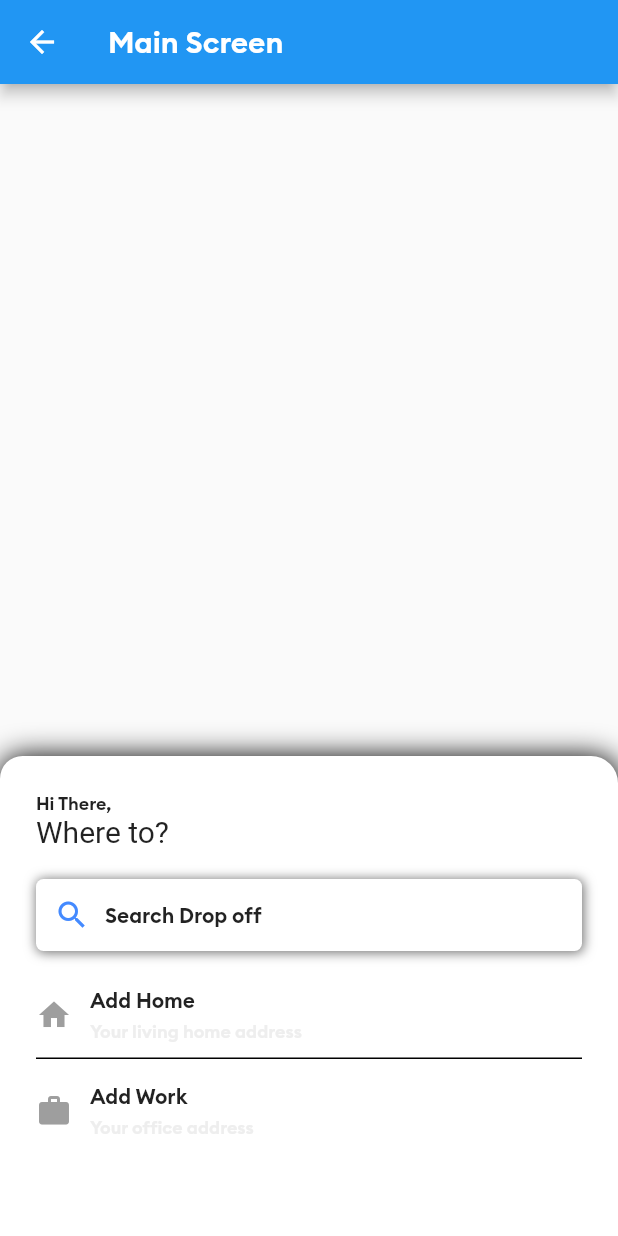
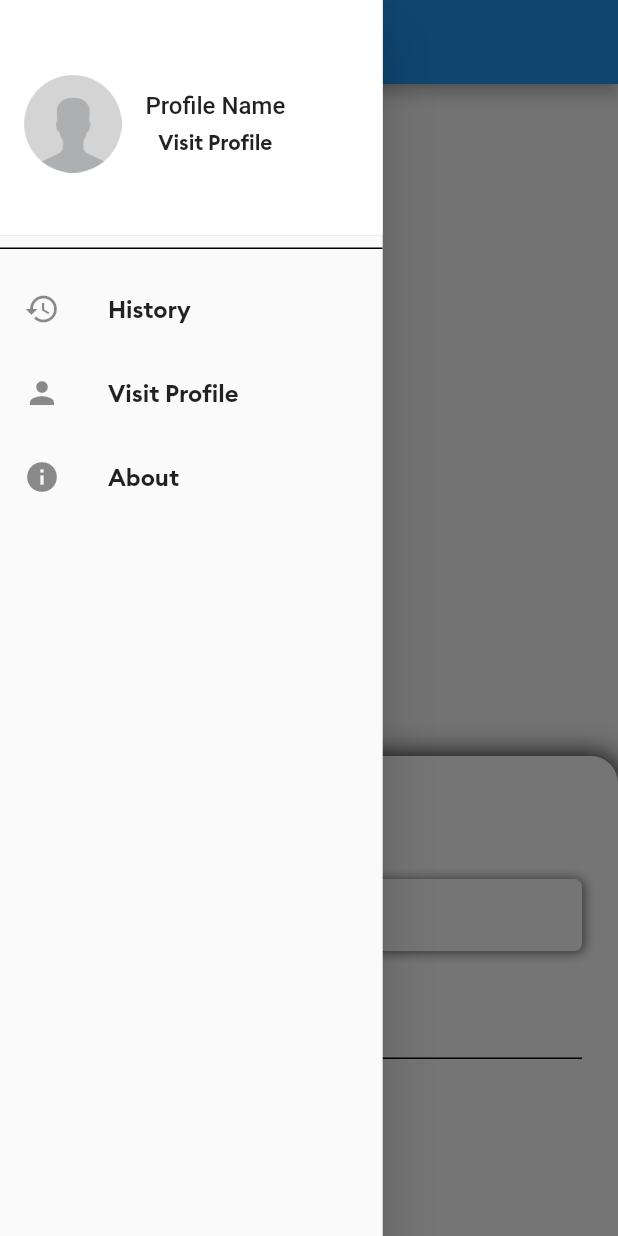
Before and after one commit to NEMO2345/ThucTapChuyenMon, a Flutter app: the MainScreen screen opened by its route, with the side drawer open (before the commit the screen has no drawer), on a phone screen of 412 x 824 dp. Run offline on Flutter 3.47's test engine with Material 2 defaults, Android fonts, the phone set to English and light mode, and no system bars; our stand-ins replace firebase_auth, firebase_core, firebase_database, fluttertoast; accounts and stored records are empty; Roboto replaces fonts that are missing (Brand-Bold).

Commit message:
Navigation drawer

```diff
--- a/rider_app/lib/AllScreens/mainscreen.dart
+++ b/rider_app/lib/AllScreens/mainscreen.dart
@@ -14,15 +14,108 @@ class MainScreen extends StatefulWidget {
 class _MainScreenState extends State<MainScreen> {
   get initialCameraPosition => null;
 
+  GlobalKey<ScaffoldState> scaffoldKey = GlobalKey<ScaffoldState>();
+
   @override
   Widget build(BuildContext context) {
     return Scaffold(
+      key: scaffoldKey,
       appBar: AppBar(
         title: Text("Main Screen"),
+      ),
+      drawer: Container(
+        color: Colors.white,
+        width: 255.0,
+        child: Drawer(
+          child: ListView(
+            children: [
+              //Drawer header
+              Container(
+                height: 165.0,
+                  child: DrawerHeader(
+                    decoration: BoxDecoration(color: Colors.white),
+                  child: Row(
+                    children: [
+                      Image.asset("images/user_icon.png",height: 65.0,width: 65.0,),
+                      SizedBox(width: 16.0,),
+                      Column(
+                        mainAxisAlignment: MainAxisAlignment.center,
+                        children: [
+                          Text("Profile Name",style: TextStyle(fontSize: 16.0,fontFamily: "Brand-Bold"),),
+                          SizedBox(height: 6.0,),
+                          Text("Visit Profile"),
+                        ],
+                      ),
+                    ],
+                  ),
+                  ),
+              ),
+
+              DividerWidget(),
+
+              SizedBox(height: 12.0,),
+
+
+              //Drawer controller
+              ListTile(
+                leading: Icon(Icons.history),
+                title: Text("History", style: TextStyle(fontSize: 16.0),),
+
+              ),
+              ListTile(
+                leading: Icon(Icons.person),
+                title: Text("Visit Profile", style: TextStyle(fontSize: 16.0),),
+
+              ),
+              ListTile(
+                leading: Icon(Icons.info),
+                title: Text("About", style: TextStyle(fontSize: 16.0),),
+
+              ),
+
+            ],
+          ),
+        ),
       ),
       body: Stack(
         children: [
         /*  GoogleMap(initialCameraPosition: initialCameraPosition),*/
+
+          //HambugarButton for Drawer
+          Positioned(
+            top:45.0,
+            left: 22.0,
+            child: GestureDetector(
+              onTap: () {
+                if (scaffoldKey.currentState != null) {
+                  scaffoldKey.currentState!.openDrawer();
+                }
+              },
+              child: Container(
+                decoration: BoxDecoration(
+                  color: Colors.white,
+                  borderRadius: BorderRadius.circular(22.0),
+                  boxShadow: [
+                    BoxShadow(
+                      color: Colors.black,
+                      blurRadius: 6.0,
+                      spreadRadius: 0.5,
+                      offset: Offset(
+                        0.7,
+                        0.7,
+                      ),
+                    ),
+                  ],
+                ),
+
+                child: CircleAvatar(
+                  backgroundColor: Colors.white,
+                  child: Icon(Icons.menu,color: Colors.black,),
+                  radius: 20.0,
+                ),
+              ),
+            ),
+          ),
           Positioned(
             left: 0.0,
             right: 0.0,
```
